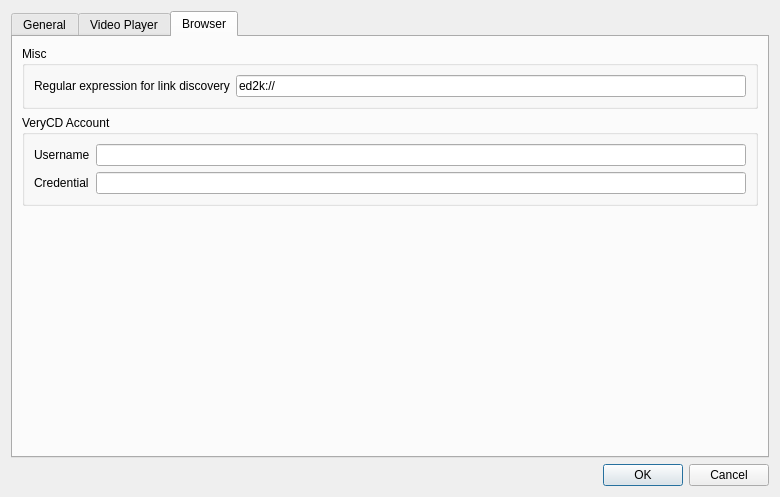
Qt form ui/preferencesdlg.ui (PowerOlive/XLCloudClient) before a commit.
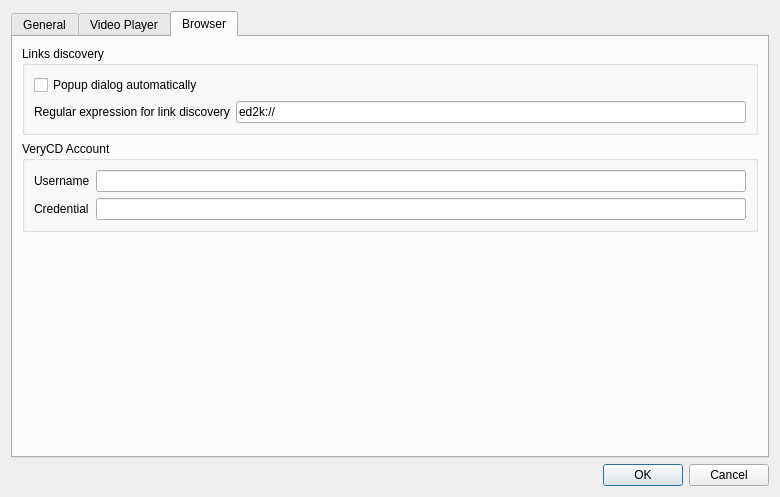
The same form after that commit. Custom widgets are drawn as their Qt base class.

Commit message: Let us release that way

Diff of the .ui file:
```diff
--- a/ui/preferencesdlg.ui
+++ b/ui/preferencesdlg.ui
@@ -237,9 +237,16 @@
        <item>
         <widget class="QGroupBox" name="groupBox_5">
          <property name="title">
-          <string>Misc</string>
+          <string>Links discovery</string>
          </property>
          <layout class="QVBoxLayout" name="verticalLayout_4">
+          <item>
+           <widget class="QCheckBox" name="autoPopupDialog">
+            <property name="text">
+             <string>Popup dialog automatically</string>
+            </property>
+           </widget>
+          </item>
           <item>
            <layout class="QHBoxLayout" name="horizontalLayout_2">
             <item>
```
Left out of the diff: 1 changed line with no effect on the pictures. The commit also changes 2 other files.
